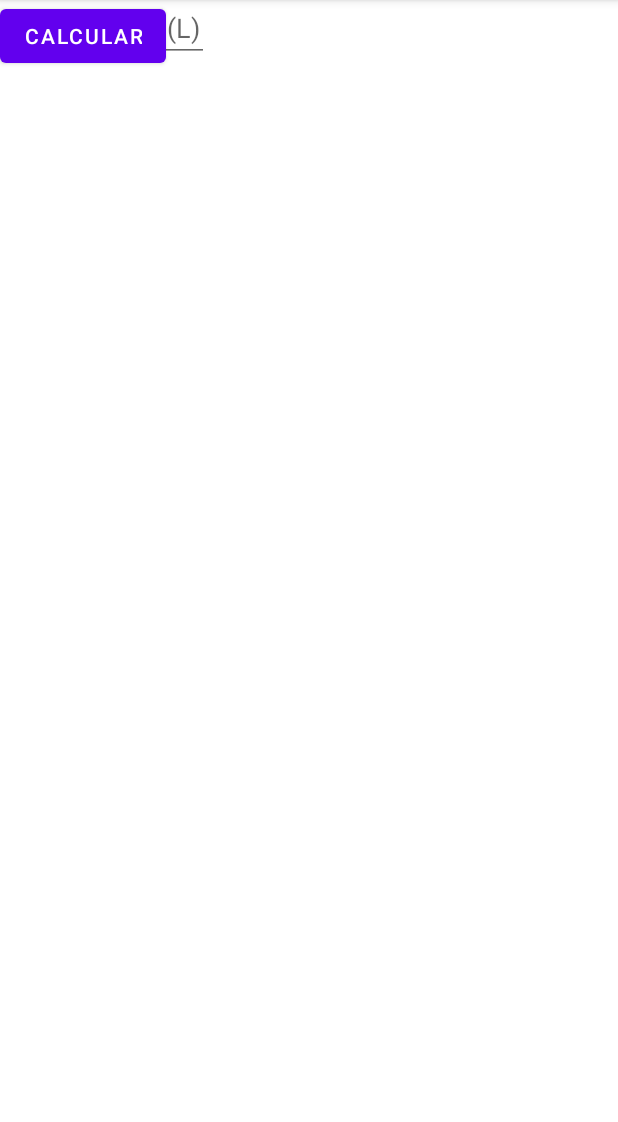
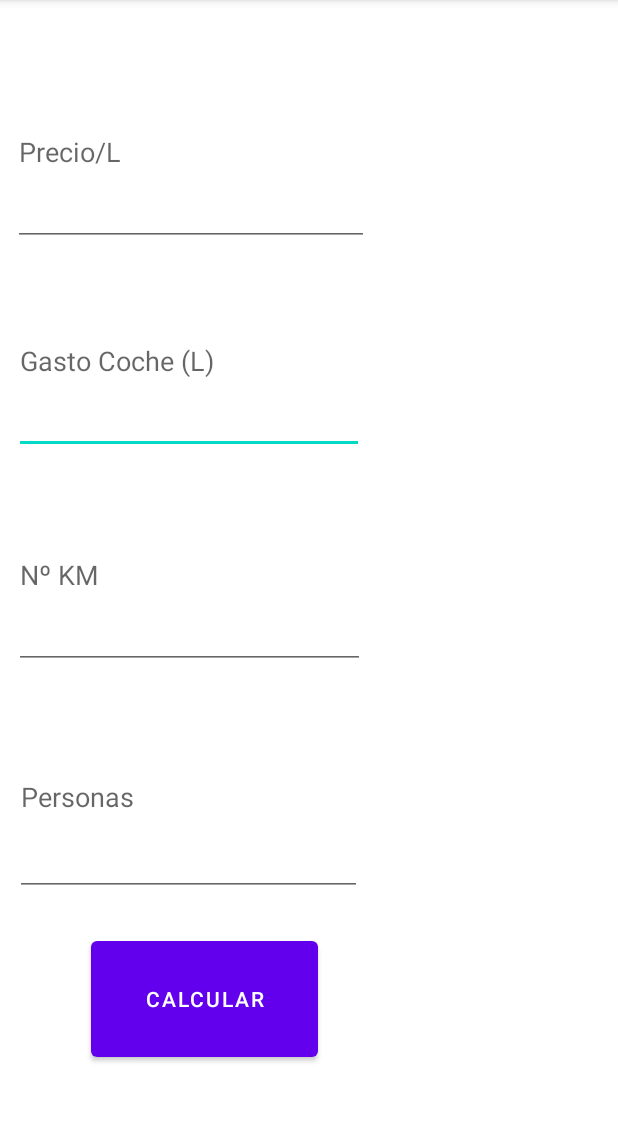
Before and after one commit to stb58/Pruebas, an Android app: the screen it shows after launch (MainActivity), on a phone screen of 412 x 824 dp, the part 84-1206 px from its top. Run offline under Robolectric (Android 15) with nearby library versions, the phone set to English and light mode, and no system bars.

Commit message:
Hechos inputs

```diff
--- a/app/src/main/res/layout/activity_main.xml
+++ b/app/src/main/res/layout/activity_main.xml
@@ -6,52 +6,80 @@
     android:layout_height="match_parent"
     tools:context=".MainActivity">
 
+    <Button
+        android:id="@+id/CALCULAR"
+        android:layout_width="151dp"
+        android:layout_height="89dp"
+        android:text="CALCULAR"
+        app:layout_constraintBottom_toBottomOf="parent"
+        app:layout_constraintEnd_toEndOf="parent"
+        app:layout_constraintHorizontal_bias="0.232"
+        app:layout_constraintStart_toStartOf="parent"
+        app:layout_constraintTop_toTopOf="parent"
+        app:layout_constraintVertical_bias="0.916"
+        tools:ignore="MissingConstraints" />
+
+    <EditText
+        android:id="@+id/editTextTextPersonName2"
+        android:layout_width="233dp"
+        android:layout_height="124dp"
+        android:ems="10"
+        android:hint="Gasto Coche (L)"
+        android:inputType="number|textPersonName"
+        android:visibility="visible"
+        app:layout_constraintBottom_toBottomOf="parent"
+        app:layout_constraintEnd_toEndOf="parent"
+        app:layout_constraintHorizontal_bias="0.051"
+        app:layout_constraintStart_toStartOf="parent"
+        app:layout_constraintTop_toTopOf="parent"
+        app:layout_constraintVertical_bias="0.277"
+        tools:ignore="MissingConstraints"
+        tools:visibility="visible" />
+
     <EditText
         android:id="@+id/editTextTextPersonName3"
-        android:layout_width="67dp"
-        android:layout_height="39dp"
+        android:layout_width="234dp"
+        android:layout_height="125dp"
+        android:layout_marginBottom="34dp"
         android:ems="10"
         android:hint="Nº KM"
-        android:inputType="textPersonName"
-        tools:layout_editor_absoluteX="42dp"
-        tools:layout_editor_absoluteY="185dp" />
+        android:inputType="number|textPersonName"
+        app:layout_constraintBottom_toBottomOf="parent"
+        app:layout_constraintEnd_toEndOf="parent"
+        app:layout_constraintHorizontal_bias="0.052"
+        app:layout_constraintStart_toStartOf="parent"
+        app:layout_constraintTop_toTopOf="parent"
+        app:layout_constraintVertical_bias="0.527"
+        tools:ignore="MissingConstraints" />
 
     <EditText
         android:id="@+id/editTextTextPersonName4"
-        android:layout_width="88dp"
-        android:layout_height="40dp"
+        android:layout_width="231dp"
+        android:layout_height="132dp"
         android:ems="10"
         android:hint="Personas"
-        android:inputType="textPersonName"
-        tools:layout_editor_absoluteX="42dp"
-        tools:layout_editor_absoluteY="258dp" />
-
-    <EditText
-        android:id="@+id/editTextTextPersonName2"
-        android:layout_width="139dp"
-        android:layout_height="41dp"
-        android:ems="10"
-        android:hint="Gasto Coche (L)"
-        android:inputType="textPersonName"
-        tools:layout_editor_absoluteX="42dp"
-        tools:layout_editor_absoluteY="114dp" />
-
-    <Button
-        android:id="@+id/CALCULAR"
-        android:layout_width="wrap_content"
-        android:layout_height="wrap_content"
-        android:text="CALCULAR"
-        tools:layout_editor_absoluteX="175dp"
-        tools:layout_editor_absoluteY="329dp" />
+        android:inputType="number|textPersonName"
+        app:layout_constraintBottom_toBottomOf="parent"
+        app:layout_constraintEnd_toEndOf="parent"
+        app:layout_constraintHorizontal_bias="0.055"
+        app:layout_constraintStart_toStartOf="parent"
+        app:layout_constraintTop_toTopOf="parent"
+        app:layout_constraintVertical_bias="0.732"
+        tools:ignore="MissingConstraints" />
 
     <EditText
         android:id="@+id/editTextTextPersonName"
-        android:layout_width="91dp"
-        android:layout_height="44dp"
+        android:layout_width="237dp"
+        android:layout_height="125dp"
         android:ems="10"
         android:hint="Precio/L"
-        android:inputType="textPersonName"
-        tools:layout_editor_absoluteX="42dp"
-        tools:layout_editor_absoluteY="39dp" />
+        android:inputType="number|textPersonName"
+        app:layout_constraintBottom_toBottomOf="parent"
+        app:layout_constraintEnd_toEndOf="parent"
+        app:layout_constraintHorizontal_bias="0.05"
+        app:layout_constraintStart_toStartOf="parent"
+        app:layout_constraintTop_toTopOf="parent"
+        app:layout_constraintVertical_bias="0.060000002"
+        tools:ignore="MissingConstraints" />
 
 </androidx.constraintlayout.widget.ConstraintLayout>
```
